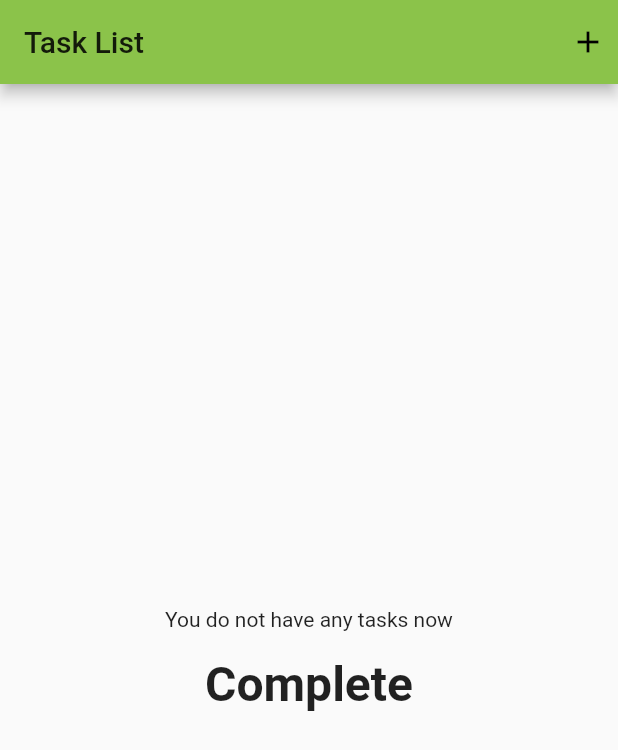
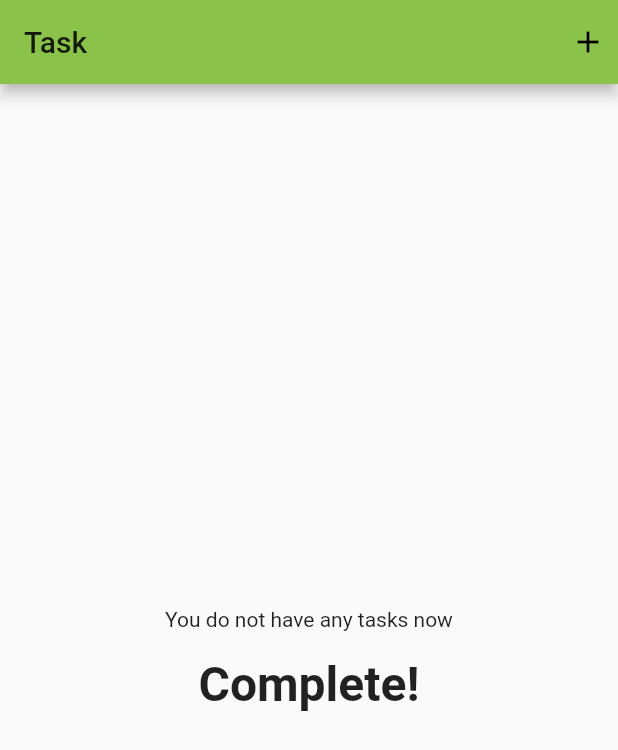
Before and after one commit to FujimuraKaito/flutter, a Flutter app: the screen it shows after launch, on a phone screen of 412 x 824 dp. Shown: the top 750 px of the screen. Run offline on Flutter 3.47's test engine with Material 2 defaults, Android fonts, the phone set to English and light mode, and no system bars; our stand-ins replace cloud_firestore, firebase_auth, firebase_core, flutter_signin_button, google_sign_in; accounts and stored records are empty.

Commit message:
コメント解説

```diff
--- a/make_flutter_app/todo_version1/lib/model/task.dart
+++ b/make_flutter_app/todo_version1/lib/model/task.dart
@@ -1,13 +1,17 @@
 // まずはモデルを作るところから
 // オブジェクトとして考える
+
+// 今回はタスクを管理するのでTaskクラスを作る
 
 class Task {
   String name;
   String memo;
   bool isDone;
+  // 一度初期化すると変わらないのでfinalで宣言
   final DateTime createdAt;
   DateTime updatedAt;
 
+  // コンストラクタ
   Task(
       {this.name,
       this.memo,
--- a/make_flutter_app/todo_version1/lib/screen/task_screen/task_list_view.dart
+++ b/make_flutter_app/todo_version1/lib/screen/task_screen/task_list_view.dart
@@ -6,22 +6,41 @@ import '../add_task_screen/add_task_screen.dart';
 import 'task_item.dart';
 
 class TaskListView extends StatelessWidget {
+  // {}で名前付き引数となる→呼び出し時に必須ではない
+  // keyは使いたいウィジェットに最上部に持ってくる
+  // →でないと子要素がマッチしなくなり，毎回新しい要素を生み出してしまう
+  // GrobalKeyは他のウィジェットとのデータの一貫性を保つために使う
+
+  // StatefulWidgetでは描画更新処理でelementをrebuidするかどうかの判定をKeyとクラス名で判断する
+
+  // リストないにおいて同じ型のコレクションを変更する時に使える
   const TaskListView({
+    // Key型のkeyを生成
     Key key,
+    // :をつけてコンストラクタをリダイレクトできる
   }) : super(key: key);
 
   @override
   Widget build(BuildContext context) {
+    // Cunsumerの中でTaskViewModelの機能が使える
+    // notifyListenersされた時にこれ以下の要素のUIが変更される
+    // Consumerの第二引数はChangenotifierを継承したクラスを使用する時の名前
+    // TODO: 第3引数についての理解
     return Consumer<TaskViewModel>(builder: (context, taskViewModel, _) {
       if (taskViewModel.tasks.isEmpty) {
-        // リストに何もなかったらからの配列を返す
+        // リストに何もなかったら空の配列からなるウィジェットを返す
         return _emptyView();
       }
+      // 区切りを表示するためのやつ
       return ListView.separated(
-        itemBuilder: (context, index) {
+        itemBuilder: (BuildContext context, int index) {
+          // それぞれの要素
           var task = taskViewModel.tasks[index];
+          // スワイプの機能
           return Dismissible(
+            // それぞれのリストの要素にユニークなキーを発行する
             key: UniqueKey(),
+            // スワイプされた方向によって機能を変える
             onDismissed: (direction) {
               if (direction == DismissDirection.endToStart) {
                 taskViewModel.deleteTask(index);
@@ -29,23 +48,33 @@ class TaskListView extends StatelessWidget {
                 taskViewModel.toggleDone(index, true);
               }
             },
+            // endToStartの時のバックグラウンド
             background: _buildDismissibleBackgroundContainer(false),
+            // startToEndの時のバックグラウンド
             secondaryBackground: _buildDismissibleBackgroundContainer(true),
+            // 他のファイルで作成したクラス→StatelessWidgetを継承
             child: TaskItem(
               task: task,
               onTap: () {
                 Navigator.of(context).push<dynamic>(
-                    MaterialPageRoute<dynamic>(builder: (context) {
+                  // 項目を押したら画面遷移
+                  MaterialPageRoute<dynamic>(
+                    builder: (context) {
+                      // インデックスを取得するためにtaskViewModelを使用
                       var task = taskViewModel.tasks[index];
+                      // 初期値を代入しておく→AddTaskScreenでもtaskViewModelを使用する
                       taskViewModel.nameController.text = task.name;
                       taskViewModel.memoController.text = task.memo;
                       return AddTaskScreen(editTask: task);
-                    }),
+                    },
+                  ),
                 );
               },
+              // task_itemをみる限りチェックボックスを入れたら実行
               toggleDone: (value) {
                 taskViewModel.toggleDone(index, value);
-                }),
+              },
+            ),
           );
         },
         separatorBuilder: (_, __) => Divider(),
@@ -54,6 +83,7 @@ class TaskListView extends StatelessWidget {
     });
   }
 
+  // 削除と完了のコンテナを両立→三項演算子を使用
   Container _buildDismissibleBackgroundContainer(bool isSecond) {
     return Container(
       color: isSecond ? Colors.red : Colors.green,
@@ -83,7 +113,7 @@ class TaskListView extends StatelessWidget {
             height: 16,
           ),
           Text(
-            'Complete',
+            'Complete!',
             style: TextStyle(
               fontWeight: FontWeight.bold,
               fontSize: 32,
--- a/make_flutter_app/todo_version1/lib/screen/task_screen/task_screen.dart
+++ b/make_flutter_app/todo_version1/lib/screen/task_screen/task_screen.dart
@@ -3,22 +3,26 @@ import 'package:todo_version1/screen/task_screen/task_list_view.dart';
 
 import '../add_task_screen/add_task_screen.dart';
 
-// タスク一覧の全体の枠組み？
+// タスク一覧の全体の枠組み
 class TaskScreen extends StatelessWidget {
-  // idは区別するため？
+  // idは区別するため
   static String id = 'task_screen';
 
   @override
   Widget build(BuildContext context) {
     return Scaffold(
       appBar: AppBar(
-        title: Text('Task List'),
+        title: Text('Task'),
         actions: [
+          // 右に配置したい
+          // ジェスチャーを加える
+          // タッチを検出したいウィジェットの親に指定する
           GestureDetector(
             onTap: () {
               Navigator.pushNamed(context, AddTaskScreen.id);
             },
             child: Padding(
+              // プラスボタンのところ
               padding: const EdgeInsets.all(8),
               child: Icon(Icons.add),
             ),
@@ -26,6 +30,7 @@ class TaskScreen extends StatelessWidget {
         ],
       ),
       body: Container(
+        // body内は別クラス(Stateless Widgetを継承)
         child: TaskListView(),
       ),
     );
```
Also changed, not shown: make_flutter_app/todo_version1/lib/main.dart (+7 -0 lines), make_flutter_app/todo_version1/lib/screen/add_task_screen/add_task_screen.dart (+11 -1 lines), make_flutter_app/todo_version1/lib/screen/task_screen/task_item.dart (+7 -1 lines), make_flutter_app/todo_version1/lib/view_model/task_view_model.dart (+33 -8 lines). Lines whose indentation alone changed are shown as unchanged.
